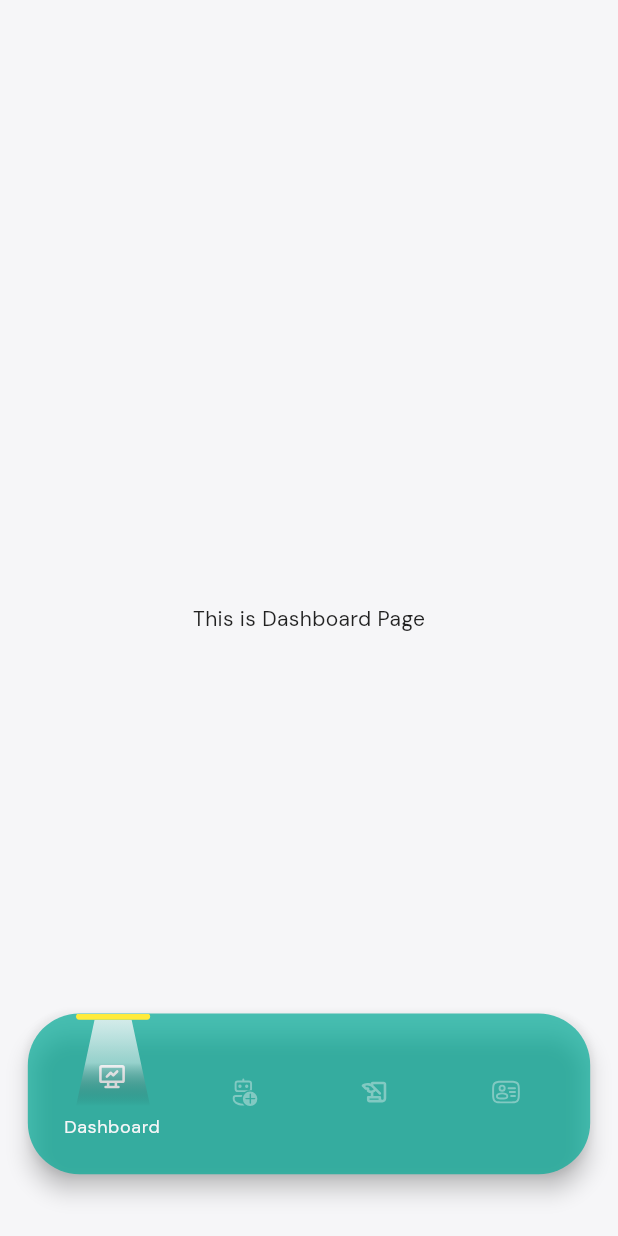
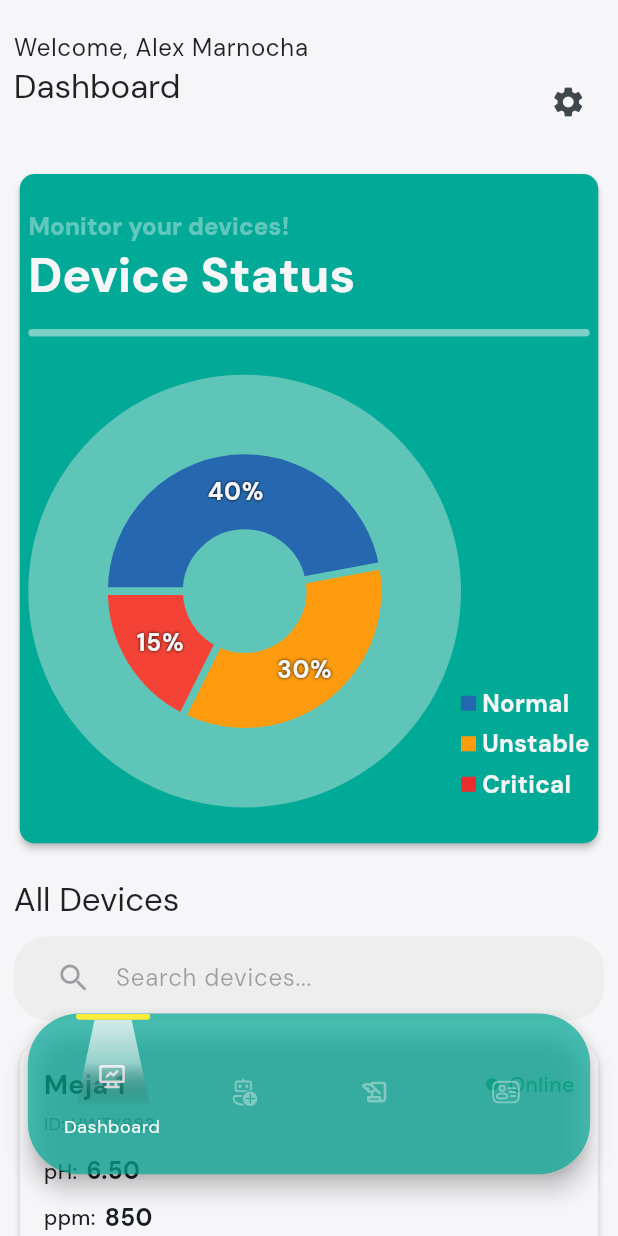
Before and after one commit to IoTLabTelU/eHydroTel-FE, a Flutter app: the screen it shows after launch, after a tap on "GET STARTED", after a tap on "LOGIN", on a phone screen of 412 x 824 dp. Run offline on Flutter 3.47's test engine with Material 3 defaults, Android fonts, the phone set to English and light mode, and no system bars; drawn by our look-alikes of fl_chart; our stand-ins replace cherry_toast, device_preview_plus, dio, flutter_riverpod, flutter_screenutil, flutter_svg and 3 more; generated files the repository leaves out were written again.

Commit message:
feat: added dashboard implementation

```diff
--- a/lib/src/dashboard/presentation/screens/dashboard_screen.dart
+++ b/lib/src/dashboard/presentation/screens/dashboard_screen.dart
@@ -1,4 +1,7 @@
 import 'package:flutter/material.dart';
+import 'package:hydro_iot/core/core.dart';
+import 'package:hydro_iot/src/dashboard/presentation/widgets/devices_status_chart_widget.dart';
+import 'package:hydro_iot/utils/utils.dart';
 
 class DashboardScreen extends StatefulWidget {
   const DashboardScreen({super.key});
@@ -10,8 +13,46 @@ class DashboardScreen extends StatefulWidget {
 }
 
 class _DashboardScreenState extends State<DashboardScreen> {
+  final CarouselController carouselController = CarouselController();
   @override
   Widget build(BuildContext context) {
-    return const Center(child: Text('This is Dashboard Page'));
+    return Padding(
+      padding: EdgeInsets.symmetric(horizontal: 8.w),
+      child: ListView(
+        children: [
+          const SizedBox(height: 20),
+          Text('Welcome, Alex Marnocha', style: Theme.of(context).textTheme.bodyLarge),
+          Row(
+            mainAxisAlignment: MainAxisAlignment.spaceBetween,
+            crossAxisAlignment: CrossAxisAlignment.start,
+            children: [
+              Text('Dashboard', style: Theme.of(context).textTheme.titleLarge),
+              IconButton(onPressed: () {}, icon: const Icon(Icons.settings)),
+            ],
+          ),
+          const SizedBox(height: 20),
+          // Add your dashboard widgets here
+          DevicesStatusChartWidget(),
+          const SizedBox(height: 20),
+          Text('All Devices', style: Theme.of(context).textTheme.titleLarge),
+          const SizedBox(height: 10),
+          searchButton(onPressed: () {}, context: context, text: 'Search devices...'),
+          const SizedBox(height: 10),
+          DeviceCard(
+            deviceName: 'Meja 1',
+            deviceId: 'HWTX883',
+            isOnline: true,
+            ph: 6.5,
+            ppm: 850,
+            lastUpdated: DateTime.now(),
+            ringChart: null,
+            onTapDetail: () => context.push('/device/HWTX883'),
+            onTapSetting: () => context.push('/device/HWTX883/settings'),
+          ),
+
+          SizedBox(height: heightQuery(context) * 0.3),
+        ],
+      ),
+    );
   }
 }
--- /dev/null
+++ b/lib/src/dashboard/presentation/widgets/devices_status_chart_widget.dart
@@ -0,0 +1,169 @@
+import 'package:fl_chart/fl_chart.dart';
+import 'package:flutter/material.dart';
+import 'package:hydro_iot/core/core.dart';
+import 'package:hydro_iot/res/res.dart';
+import 'package:hydro_iot/utils/utils.dart';
+
+class DevicesStatusChartWidget extends StatefulWidget {
+  const DevicesStatusChartWidget({super.key});
+
+  @override
+  State<DevicesStatusChartWidget> createState() => _DevicesStatusChartWidgetState();
+}
+
+class _DevicesStatusChartWidgetState extends State<DevicesStatusChartWidget> {
+  int touchedIndex = -1;
+  @override
+  Widget build(BuildContext context) {
+    return Card(
+      shape: RoundedRectangleBorder(borderRadius: BorderRadius.circular(10)),
+      color: ColorValues.iotMainColor,
+      elevation: 2,
+      child: Padding(
+        padding: EdgeInsets.symmetric(horizontal: 5.w, vertical: 20.h),
+        child: Column(
+          crossAxisAlignment: CrossAxisAlignment.start,
+          mainAxisAlignment: MainAxisAlignment.start,
+          children: [
+            Text(
+              'Monitor your devices!',
+              style: Theme.of(context).textTheme.titleMedium?.copyWith(
+                fontWeight: FontWeight.w800,
+                color: ColorValues.whiteColor.withValues(alpha: 0.4),
+              ),
+            ),
+            Text(
+              'Device Status',
+              style: Theme.of(
+                context,
+              ).textTheme.headlineLarge!.copyWith(fontWeight: FontWeight.w800, color: ColorValues.whiteColor),
+            ),
+            const SizedBox(height: 10),
+            Divider(color: ColorValues.whiteColor.withValues(alpha: 0.5), thickness: 5, radius: BorderRadius.circular(20.r)),
+            const SizedBox(height: 20),
+            Row(
+              crossAxisAlignment: CrossAxisAlignment.end,
+              children: <Widget>[
+                Expanded(
+                  child: AspectRatio(
+                    aspectRatio: 1.0,
+                    child: PhysicalModel(
+                      shape: BoxShape.circle,
+                      clipBehavior: Clip.antiAlias,
+                      color: ColorValues.neutral200.withValues(alpha: 0.4),
+                      child: PieChart(
+                        PieChartData(
+                          pieTouchData: PieTouchData(
+                            touchCallback: (FlTouchEvent event, pieTouchResponse) {
+                              setState(() {
+                                if (!event.isInterestedForInteractions ||
+                                    pieTouchResponse == null ||
+                                    pieTouchResponse.touchedSection == null) {
+                                  touchedIndex = -1;
+                                  return;
+                                }
+                                touchedIndex = pieTouchResponse.touchedSection!.touchedSectionIndex;
+                              });
+                            },
+                          ),
+                          borderData: FlBorderData(show: false),
+                          sectionsSpace: 5,
+                          centerSpaceRadius: widthQuery(context) * 0.1,
+                          startDegreeOffset: 180,
+                          sections: showingSections(),
+                        ),
+                      ),
+                    ),
+                  ),
+                ),
+                Column(
+                  mainAxisAlignment: MainAxisAlignment.end,
+                  crossAxisAlignment: CrossAxisAlignment.start,
+                  children: <Widget>[
+                    Indicator(
+                      color: ColorValues.iotNodeMCUColor,
+                      text: 'Normal',
+                      isSquare: true,
+                      size: 10,
+                      textColor: ColorValues.neutral100,
+                    ),
+                    const SizedBox(height: 4),
+                    const Indicator(
+                      color: ColorValues.warning700,
+                      text: 'Unstable',
+                      isSquare: true,
+                      size: 10,
+                      textColor: ColorValues.neutral100,
+                    ),
+                    const SizedBox(height: 4),
+                    const Indicator(
+                      color: ColorValues.danger700,
+                      text: 'Critical',
+                      isSquare: true,
+                      size: 10,
+                      textColor: ColorValues.neutral100,
+                    ),
+                    const SizedBox(height: 4),
+                  ],
+                ),
+              ],
+            ),
+          ],
+        ),
+      ),
+    );
+  }
+
+  List<PieChartSectionData> showingSections() {
+    return List.generate(3, (i) {
+      final isTouched = i == touchedIndex;
+      final fontSize = isTouched ? 25.0 : 16.0;
+      final radius = isTouched ? 60.0 : 50.0;
+      const shadows = [Shadow(color: Colors.black, blurRadius: 2)];
+      switch (i) {
+        case 0:
+          return PieChartSectionData(
+            color: ColorValues.iotNodeMCUColor,
+            value: 40,
+            title: '40%',
+            radius: radius,
+            titleStyle: Theme.of(context).textTheme.bodyLarge!.copyWith(
+              fontSize: fontSize,
+              fontWeight: FontWeight.bold,
+              color: ColorValues.whiteColor,
+              shadows: shadows,
+            ),
+          );
+        case 1:
+          return PieChartSectionData(
+            color: ColorValues.warning700,
+            value: 30,
+            title: '30%',
+            radius: radius,
+            titleStyle: Theme.of(context).textTheme.bodyLarge!.copyWith(
+              fontSize: fontSize,
+              fontWeight: FontWeight.bold,
+              color: ColorValues.whiteColor,
+              shadows: shadows,
+            ),
+          );
+        case 2:
+          return PieChartSectionData(
+            color: Colors.red,
+            value: 15,
+            title: '15%',
+            radius: radius,
+            titleStyle: Theme.of(context).textTheme.bodyLarge!.copyWith(
+              fontSize: fontSize,
+              fontWeight: FontWeight.bold,
+              color: ColorValues.whiteColor,
+              shadows: shadows,
+            ),
+          );
+
+        default:
+          throw Error();
+      }
+    });
+  }
+}
```
